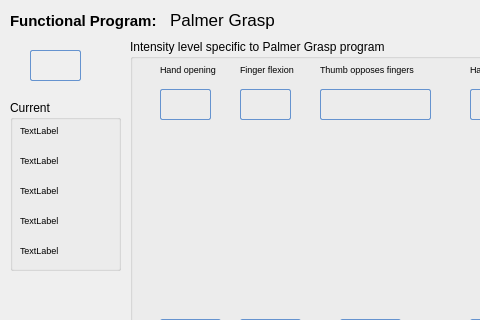
Before: the Qt Designer form POML060_v1/programpalmergrasp.ui in viniltc/POML060, drawn with Qt 5; both pictures show x 0 to 480 and y 0 to 320 of the 630 by 576 pixel window.
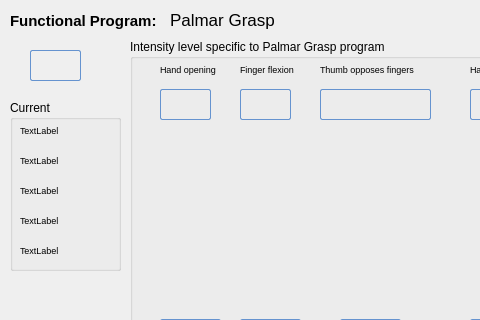
After: the same form once the commit is applied. Icons and pictures are not drawn.

The edit to the form file:
```diff
--- a/POML060_v1/programpalmergrasp.ui
+++ b/POML060_v1/programpalmergrasp.ui
@@ -386,7 +386,7 @@
      </rect>
     </property>
     <property name="title">
-     <string>Intensity level specific to Palmer Grasp program</string>
+     <string>Intensity level specific to Palmar Grasp program</string>
     </property>
     <widget class="QComboBox" name="comboBox_3">
      <property name="enabled">
@@ -817,7 +817,7 @@
      </font>
     </property>
     <property name="text">
-     <string>Palmer Grasp</string>
+     <string>Palmar Grasp</string>
     </property>
    </widget>
    <widget class="QRadioButton" name="radioButton_seven">
```
